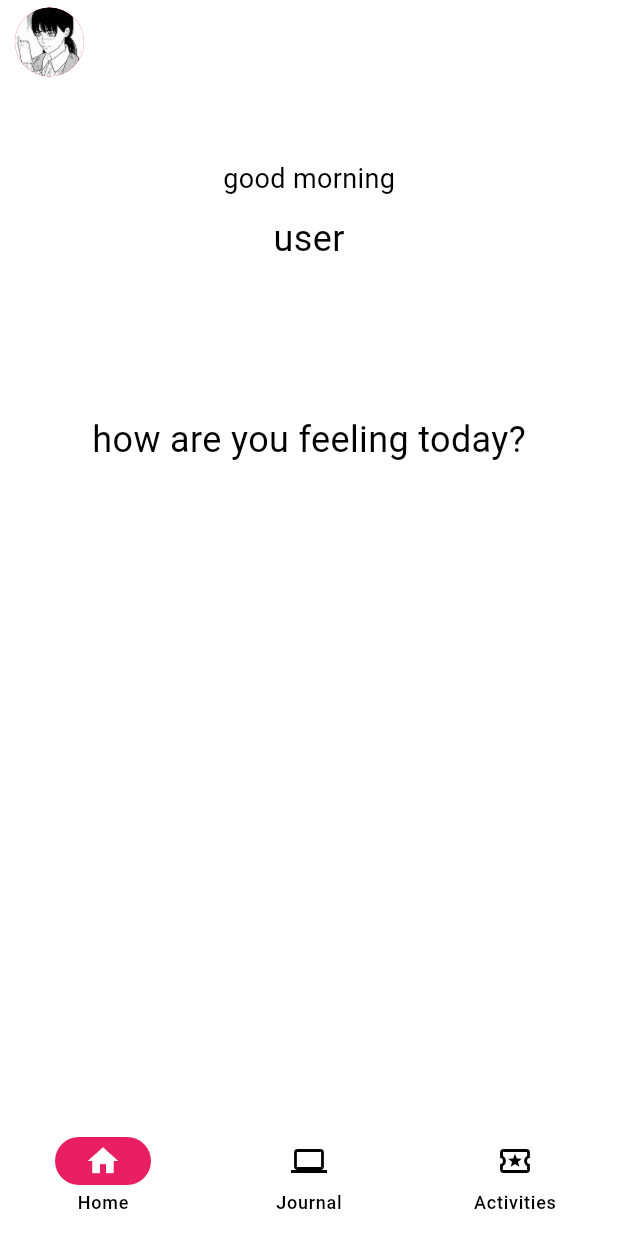
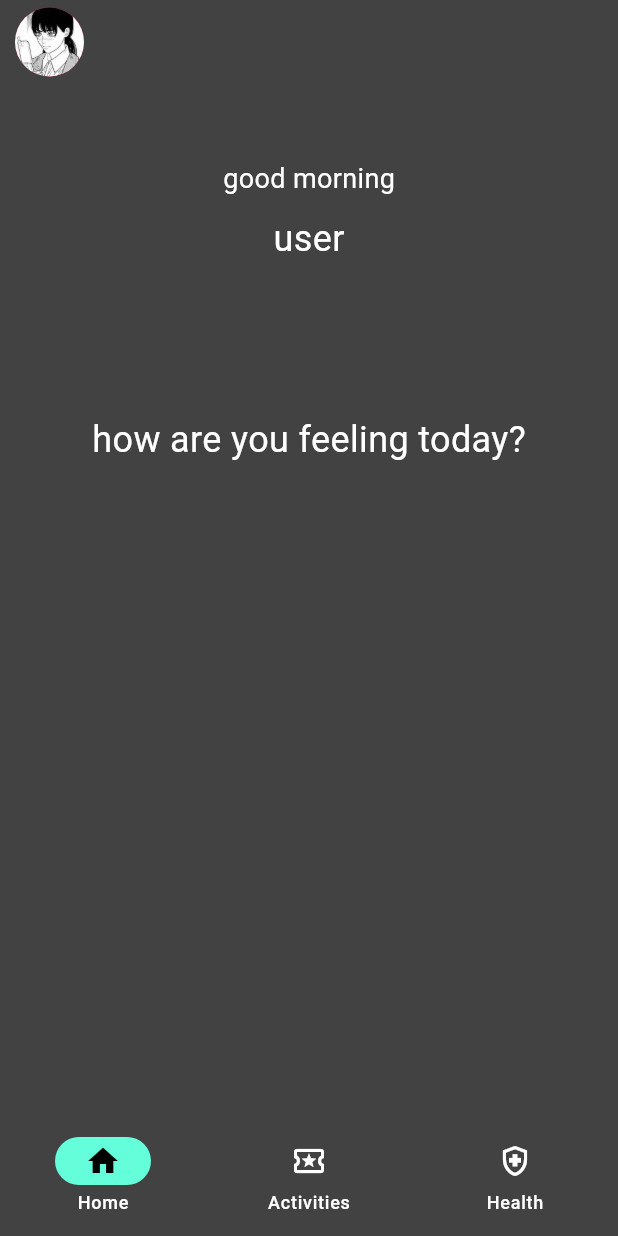
Before and after one commit to ptruong0/mindful-state, a Flutter app: the HomePage screen opened directly, on a phone screen of 412 x 824 dp. Run offline on Flutter 3.47's test engine with Material 2 defaults, Android fonts, the phone set to English and light mode, and no system bars; drawn by our look-alikes of dynamic_color; our stand-ins replace flutter_screenutil, introduction_screen.

Commit message:
removed some redundancy + added general TODOs

```diff
--- a/lib/home_page.dart
+++ b/lib/home_page.dart
@@ -81,21 +81,21 @@ class _HomePageState extends State<HomePage> {
           ),
           NavigationDestination(
             selectedIcon: Icon(
-              Icons.laptop,
-            ),
-            icon: Icon(
-              Icons.laptop_outlined,
-            ),
-            label: 'Journal',
-          ),
-          NavigationDestination(
-            selectedIcon: Icon(
               Icons.local_activity,
             ),
             icon: Icon(
               Icons.local_activity_outlined,
             ),
             label: 'Activities',
+          ),
+          NavigationDestination(
+            selectedIcon: Icon(
+              Icons.health_and_safety,
+            ),
+            icon: Icon(
+              Icons.health_and_safety_outlined,
+            ),
+            label: 'Health',
           ),
         ],
       ),
@@ -131,12 +131,18 @@ class _HomePageState extends State<HomePage> {
           ],
         ),
         Container(
+          // TODO: finish contents for second page
+          // ideally this page will call google maps API and recommend local
+          // activities that we will rank based on user's mood
           alignment: Alignment.center,
           child: const Text(
             'Page 2',
           ),
         ),
         Container(
+          // TODO: finish contents for third page
+          // ideally this page will display data gathered from user
+          // such as mood, stats, and weather?
           alignment: Alignment.center,
           child: const Text(
             'Page 3',
--- a/lib/main.dart
+++ b/lib/main.dart
@@ -30,7 +30,7 @@ class MindfulState extends StatelessWidget {
             colorScheme: darkColorScheme ?? _defaultDarkColorScheme,
             useMaterial3: true,
           ),
-          themeMode: ThemeMode.light,
+          themeMode: ThemeMode.dark,
           home: IntroductionPage(),
         );
       },
@@ -54,7 +54,6 @@ class IntroductionPage extends StatelessWidget {
       titleTextStyle: TextStyle(fontSize: 28.0, fontWeight: FontWeight.w700),
       bodyTextStyle: TextStyle(fontSize: 19.0),
       //descriptionPadding: EdgeInsets.fromLTRB(16.0, 0.0, 16.0, 16.0),
-      pageColor: Colors.white,
       imagePadding: EdgeInsets.zero,
     );
     return IntroductionScreen(
```
Also changed, not shown: lib/login_page.dart (+3 -28 lines).
